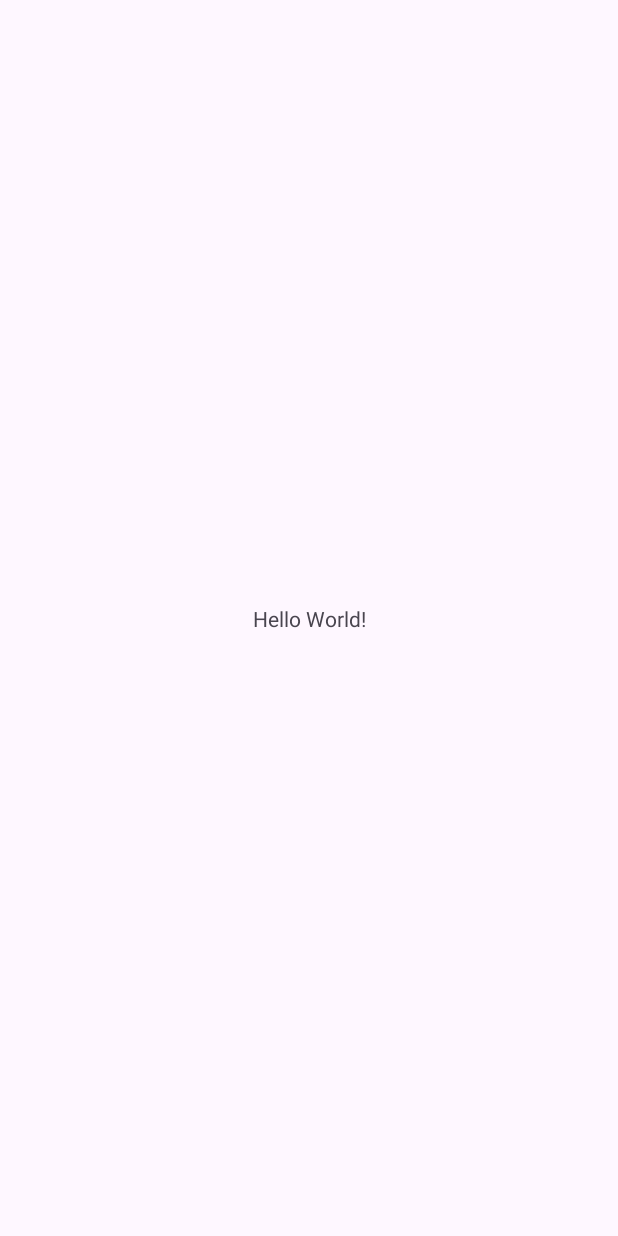
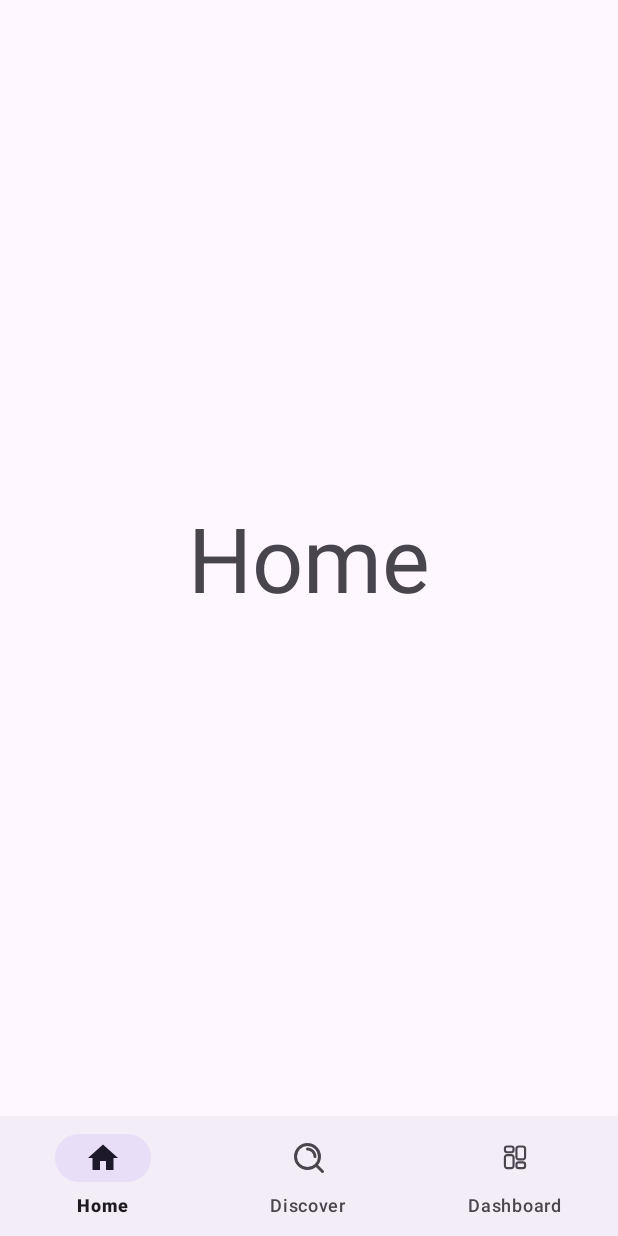
Before and after one commit to xforcevesa/slight-traveller, an Android app: the screen it shows after launch (MainActivity), on a phone screen of 412 x 824 dp. Before the commit the screen is almost empty. Run offline under Robolectric (Android 15) with nearby library versions, the phone set to English and light mode, and no system bars.

Commit message:
Multiple fragments

```diff
--- a/stapp/app/src/main/java/com/xvesa/stapp/MainActivity.java
+++ b/stapp/app/src/main/java/com/xvesa/stapp/MainActivity.java
@@ -4,9 +4,6 @@ import android.os.Bundle;
 
 import androidx.activity.EdgeToEdge;
 import androidx.appcompat.app.AppCompatActivity;
-import androidx.core.graphics.Insets;
-import androidx.core.view.ViewCompat;
-import androidx.core.view.WindowInsetsCompat;
 
 public class MainActivity extends AppCompatActivity {
 
@@ -14,11 +11,8 @@ public class MainActivity extends AppCompatActivity {
     protected void onCreate(Bundle savedInstanceState) {
         super.onCreate(savedInstanceState);
         EdgeToEdge.enable(this);
-        setContentView(R.layout.activity_main);
-        ViewCompat.setOnApplyWindowInsetsListener(findViewById(R.id.main), (v, insets) -> {
-            Insets systemBars = insets.getInsets(WindowInsetsCompat.Type.systemBars());
-            v.setPadding(systemBars.left, systemBars.top, systemBars.right, systemBars.bottom);
-            return insets;
-        });
+        this.setContentView(R.layout.activity_main);
+        NavigationHandler h = new NavigationHandler(this);
+        h.handle();
     }
 }
--- /dev/null
+++ b/stapp/app/src/main/java/com/xvesa/stapp/NavigationHandler.java
@@ -0,0 +1,61 @@
+package com.xvesa.stapp;
+
+import android.os.Bundle;
+import android.view.LayoutInflater;
+import android.view.View;
+import android.view.ViewGroup;
+
+import androidx.appcompat.app.AppCompatActivity;
+import androidx.fragment.app.Fragment;
+
+import com.google.android.material.bottomnavigation.BottomNavigationView;
+
+import java.util.HashMap;
+import java.util.Objects;
+
+public class NavigationHandler {
+
+    public static class MyFragment extends Fragment {
+
+        private final int id;
+
+        public MyFragment(int id) {
+            this.id = id;
+        }
+
+        @Override
+        public View onCreateView(LayoutInflater inflater, ViewGroup container, Bundle savedInstanceState) {
+            // Inflate the layout for this fragment
+            return inflater.inflate(this.id, container, false);
+        }
+    }
+
+    private final HashMap<Integer, MyFragment> mapper;
+    private final AppCompatActivity activity;
+
+    public NavigationHandler(AppCompatActivity a) {
+        this.activity = a;
+        this.mapper = new HashMap<>();
+        this.mapper.put(R.id.navigation_home, new MyFragment(R.layout.home_layout));
+        this.mapper.put(R.id.navigation_discover, new MyFragment(R.layout.discover_layout));
+        this.mapper.put(R.id.navigation_dashboard, new MyFragment(R.layout.dashboard_layout));
+    }
+
+    public void handle() {
+        BottomNavigationView bottom_nav_view = this.activity.findViewById(R.id.main_nav_menu);
+        MyFragment default_fragment = Objects.requireNonNull(this.mapper.get(R.id.navigation_home));
+        this.activity.getSupportFragmentManager()
+                .beginTransaction()
+                .add(R.id.fragment_container, default_fragment)
+                .commit();
+        bottom_nav_view.setOnItemSelectedListener(menuItem -> {
+            Fragment f = this.mapper.getOrDefault(menuItem.getItemId(), default_fragment);
+            assert f != null;
+            this.activity.getSupportFragmentManager()
+                    .beginTransaction()
+                    .replace(R.id.fragment_container, f)
+                    .commit();
+            return true;
+        });
+    }
+}
--- /dev/null
+++ b/stapp/app/src/main/res/drawable/baseline_home_24.xml
@@ -0,0 +1,5 @@
+<vector xmlns:android="http://schemas.android.com/apk/res/android" android:height="24dp" android:tint="#000000" android:viewportHeight="24" android:viewportWidth="24" android:width="24dp">
+
+    <path android:fillColor="@android:color/white" android:pathData="M10,20v-6h4v6h5v-8h3L12,3 2,12h3v8z"/>
+
+</vector>
--- /dev/null
+++ b/stapp/app/src/main/res/drawable/dashboard.xml
@@ -0,0 +1,40 @@
+<vector xmlns:android="http://schemas.android.com/apk/res/android"
+    xmlns:tools="http://schemas.android.com/tools"
+    android:width="800dp"
+    android:height="800dp"
+    android:viewportWidth="25"
+    android:viewportHeight="25"
+    tools:ignore="VectorRaster">
+  <path
+      android:pathData="M9.918,10.5L7.082,10.5C6.666,10.497 6.265,10.659 5.969,10.951C5.672,11.243 5.503,11.64 5.5,12.057L5.5,17.945C5.508,18.812 6.216,19.508 7.082,19.5L9.918,19.5C10.334,19.504 10.735,19.342 11.031,19.05C11.328,18.758 11.497,18.361 11.5,17.944L11.5,12.057C11.497,11.64 11.328,11.243 11.031,10.951C10.735,10.659 10.334,10.497 9.918,10.5Z"
+      android:strokeLineJoin="round"
+      android:strokeWidth="1.5"
+      android:fillColor="#00000000"
+      android:fillType="evenOdd"
+      android:strokeColor="#000000"
+      android:strokeLineCap="round"/>
+  <path
+      android:pathData="M9.918,4.501L7.082,4.501C6.233,4.477 5.526,5.145 5.5,5.994L5.5,7.008C5.526,7.856 6.233,8.524 7.082,8.501L9.918,8.501C10.767,8.524 11.474,7.856 11.5,7.008L11.5,5.994C11.474,5.145 10.767,4.477 9.918,4.501Z"
+      android:strokeLineJoin="round"
+      android:strokeWidth="1.5"
+      android:fillColor="#00000000"
+      android:fillType="evenOdd"
+      android:strokeColor="#000000"
+      android:strokeLineCap="round"/>
+  <path
+      android:pathData="M15.082,13.501L17.917,13.501C18.333,13.504 18.734,13.342 19.031,13.051C19.328,12.759 19.497,12.361 19.5,11.945L19.5,6.057C19.497,5.641 19.328,5.243 19.031,4.951C18.735,4.659 18.334,4.497 17.918,4.501L15.082,4.501C14.666,4.497 14.265,4.659 13.969,4.951C13.672,5.243 13.503,5.641 13.5,6.057L13.5,11.945C13.503,12.361 13.672,12.759 13.969,13.05C14.265,13.342 14.666,13.504 15.082,13.501Z"
+      android:strokeLineJoin="round"
+      android:strokeWidth="1.5"
+      android:fillColor="#00000000"
+      android:fillType="evenOdd"
+      android:strokeColor="#000000"
+      android:strokeLineCap="round"/>
+  <path
+      android:pathData="M15.082,19.501L17.917,19.501C18.766,19.525 19.474,18.857 19.5,18.008L19.5,16.994C19.474,16.145 18.767,15.477 17.918,15.501L15.082,15.501C14.233,15.477 13.526,16.145 13.5,16.994L13.5,18.007C13.525,18.856 14.233,19.524 15.082,19.501Z"
+      android:strokeLineJoin="round"
+      android:strokeWidth="1.5"
+      android:fillColor="#00000000"
+      android:fillType="evenOdd"
+      android:strokeColor="#000000"
+      android:strokeLineCap="round"/>
+</vector>
--- /dev/null
+++ b/stapp/app/src/main/res/drawable/search_alt_2.xml
@@ -0,0 +1,15 @@
+<vector xmlns:android="http://schemas.android.com/apk/res/android"
+    xmlns:tools="http://schemas.android.com/tools"
+    android:width="800dp"
+    android:height="800dp"
+    android:viewportWidth="24"
+    android:viewportHeight="24"
+    tools:ignore="VectorRaster">
+  <path
+      android:pathData="M11,6C13.761,6 16,8.239 16,11M16.659,16.655L21,21M19,11C19,15.418 15.418,19 11,19C6.582,19 3,15.418 3,11C3,6.582 6.582,3 11,3C15.418,3 19,6.582 19,11Z"
+      android:strokeLineJoin="round"
+      android:strokeWidth="2"
+      android:fillColor="#00000000"
+      android:strokeColor="#000000"
+      android:strokeLineCap="round"/>
+</vector>
--- a/stapp/app/src/main/res/layout/activity_main.xml
+++ b/stapp/app/src/main/res/layout/activity_main.xml
@@ -1,5 +1,5 @@
 <?xml version="1.0" encoding="utf-8"?>
-<androidx.constraintlayout.widget.ConstraintLayout xmlns:android="http://schemas.android.com/apk/res/android"
+<RelativeLayout xmlns:android="http://schemas.android.com/apk/res/android"
     xmlns:app="http://schemas.android.com/apk/res-auto"
     xmlns:tools="http://schemas.android.com/tools"
     android:id="@+id/main"
@@ -7,13 +7,19 @@
     android:layout_height="match_parent"
     tools:context=".MainActivity">
 
-    <TextView
-        android:layout_width="wrap_content"
+    <FrameLayout
+        android:id="@+id/fragment_container"
+        android:layout_width="match_parent"
+        android:layout_height="match_parent"
+        android:layout_above="@id/main_nav_menu" />
+
+    <com.google.android.material.bottomnavigation.BottomNavigationView
+        android:id="@+id/main_nav_menu"
+        android:layout_width="match_parent"
         android:layout_height="wrap_content"
-        android:text="Hello World!"
-        app:layout_constraintBottom_toBottomOf="parent"
-        app:layout_constraintEnd_toEndOf="parent"
-        app:layout_constraintStart_toStartOf="parent"
-        app:layout_constraintTop_toTopOf="parent" />
+        android:layout_gravity="bottom|center"
+        android:layout_alignParentBottom="true"
+        app:menu="@menu/bottom_nav_menu" />
 
-</androidx.constraintlayout.widget.ConstraintLayout>
+
+</RelativeLayout>
--- /dev/null
+++ b/stapp/app/src/main/res/layout/dashboard_layout.xml
@@ -0,0 +1,15 @@
+<?xml version="1.0" encoding="utf-8"?>
+<androidx.constraintlayout.widget.ConstraintLayout xmlns:android="http://schemas.android.com/apk/res/android"
+    android:layout_width="match_parent"
+    android:layout_height="match_parent"
+    android:id="@+id/dashboard_layout" >
+
+    <TextView
+        android:layout_width="match_parent"
+        android:layout_height="match_parent"
+        android:text="@string/nav_menu_third"
+        android:textAlignment="center"
+        android:textSize="60sp"
+        android:gravity="center" />
+
+</androidx.constraintlayout.widget.ConstraintLayout>
--- /dev/null
+++ b/stapp/app/src/main/res/layout/discover_layout.xml
@@ -0,0 +1,15 @@
+<?xml version="1.0" encoding="utf-8"?>
+<androidx.constraintlayout.widget.ConstraintLayout xmlns:android="http://schemas.android.com/apk/res/android"
+    android:layout_width="match_parent"
+    android:layout_height="match_parent"
+    android:id="@+id/discover_layout" >
+
+    <TextView
+        android:layout_width="match_parent"
+        android:layout_height="match_parent"
+        android:text="@string/nav_menu_second"
+        android:textAlignment="center"
+        android:textSize="60sp"
+        android:gravity="center" />
+
+</androidx.constraintlayout.widget.ConstraintLayout>
--- /dev/null
+++ b/stapp/app/src/main/res/layout/home_layout.xml
@@ -0,0 +1,15 @@
+<?xml version="1.0" encoding="utf-8"?>
+<androidx.constraintlayout.widget.ConstraintLayout xmlns:android="http://schemas.android.com/apk/res/android"
+    android:layout_width="match_parent"
+    android:layout_height="match_parent"
+    android:id="@+id/home_layout" >
+
+    <TextView
+        android:layout_width="match_parent"
+        android:layout_height="match_parent"
+        android:text="@string/nav_menu_first"
+        android:textAlignment="center"
+        android:textSize="60sp"
+        android:gravity="center" />
+
+</androidx.constraintlayout.widget.ConstraintLayout>
--- /dev/null
+++ b/stapp/app/src/main/res/menu/bottom_nav_menu.xml
@@ -0,0 +1,14 @@
+<menu xmlns:android="http://schemas.android.com/apk/res/android">
+    <item
+        android:id="@+id/navigation_home"
+        android:icon="@drawable/baseline_home_24"
+        android:title="@string/nav_menu_first" />
+    <item
+        android:id="@+id/navigation_discover"
+        android:icon="@drawable/search_alt_2"
+        android:title="@string/nav_menu_second" />
+    <item
+        android:id="@+id/navigation_dashboard"
+        android:icon="@drawable/dashboard"
+        android:title="@string/nav_menu_third" />
+</menu>
--- a/stapp/app/src/main/res/values/strings.xml
+++ b/stapp/app/src/main/res/values/strings.xml
@@ -1,3 +1,6 @@
 <resources>
     <string name="app_name">SlightTravellerApp</string>
+    <string name="nav_menu_first">Home</string>
+    <string name="nav_menu_second">Discover</string>
+    <string name="nav_menu_third">Dashboard</string>
 </resources>
```
Also changed, not shown: stapp/app/src/main/res/images/dashboard.svg (added), stapp/app/src/main/res/images/search-alt-2.svg (added).
